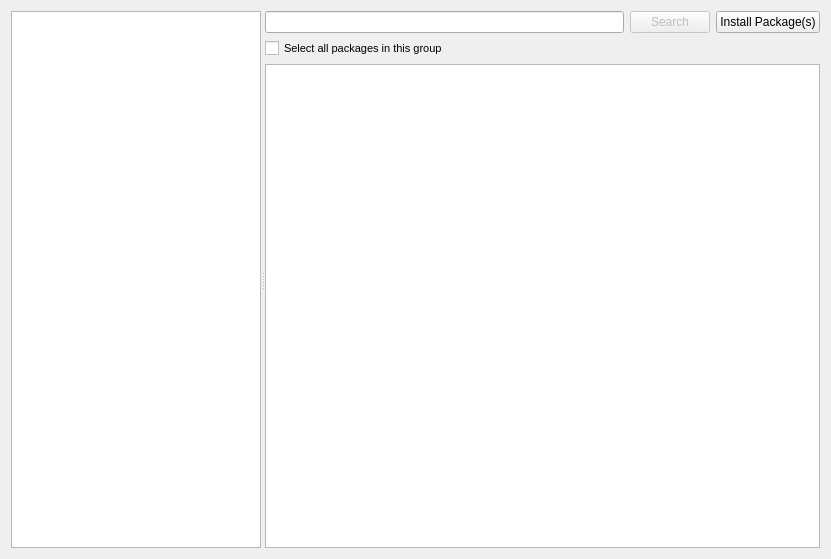
Qt form branches/kde/package-manager/pureQt4/ui/mainwidget_kde4.ui (pars-linux/uludag) before a commit.
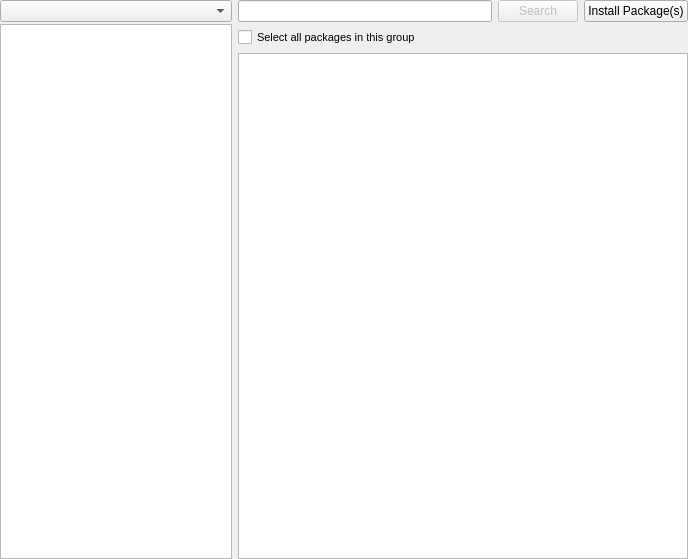
The same form after that commit. Custom widgets are drawn as their Qt base class.

Commit message: * prototype work for update type filtering

Patch:
```diff
--- a/branches/kde/package-manager/pureQt4/ui/mainwidget_kde4.ui
+++ b/branches/kde/package-manager/pureQt4/ui/mainwidget_kde4.ui
@@ -6,7 +6,7 @@
    <rect>
     <x>0</x>
     <y>0</y>
-    <width>831</width>
+    <width>688</width>
     <height>559</height>
    </rect>
   </property>
@@ -14,26 +14,55 @@
    <string>Form</string>
   </property>
   <layout class="QGridLayout" name="gridLayout_2">
+   <property name="margin">
+    <number>0</number>
+   </property>
    <item row="0" column="0">
-    <widget class="QSplitter" name="splitter">
-     <property name="orientation">
-      <enum>Qt::Horizontal</enum>
+    <layout class="QVBoxLayout" name="verticalLayout">
+     <property name="spacing">
+      <number>2</number>
      </property>
+     <item>
+      <widget class="QComboBox" name="typeCombo">
+       <property name="sizePolicy">
+        <sizepolicy hsizetype="Fixed" vsizetype="Fixed">
+         <horstretch>0</horstretch>
+         <verstretch>0</verstretch>
+        </sizepolicy>
+       </property>
+       <property name="maximumSize">
+        <size>
+         <width>260</width>
+         <height>16777215</height>
+        </size>
+       </property>
+      </widget>
+     </item>
+     <item>
      <widget class="GroupList" name="groupList">
+       <property name="sizePolicy">
+        <sizepolicy hsizetype="Fixed" vsizetype="Expanding">
+         <horstretch>0</horstretch>
+         <verstretch>0</verstretch>
+        </sizepolicy>
+       </property>
       <property name="minimumSize">
        <size>
-        <width>250</width>
+         <width>230</width>
         <height>0</height>
        </size>
       </property>
       <property name="maximumSize">
        <size>
-        <width>250</width>
+         <width>260</width>
         <height>16777215</height>
        </size>
       </property>
      </widget>
-     <widget class="QWidget" name="layoutWidget">
+     </item>
+    </layout>
+   </item>
+   <item row="0" column="1">
       <layout class="QGridLayout" name="gridLayout">
        <item row="0" column="0">
         <widget class="KLineEdit" name="searchLine">
@@ -148,8 +177,6 @@
         </widget>
        </item>
       </layout>
-     </widget>
-    </widget>
    </item>
   </layout>
  </widget>
```
Lines whose indentation alone changed are shown as unchanged. The commit also changes 4 other files.
